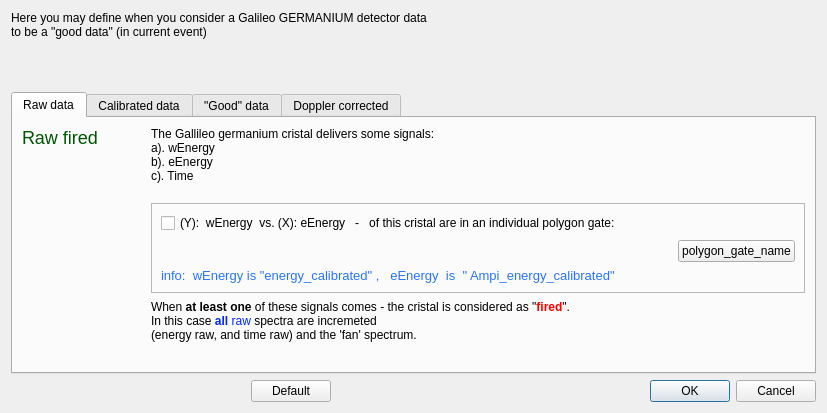
First picture: the form in t4good_galileo_ge_dlg.ui, repository jgrebosz/test-greware, before the edit.
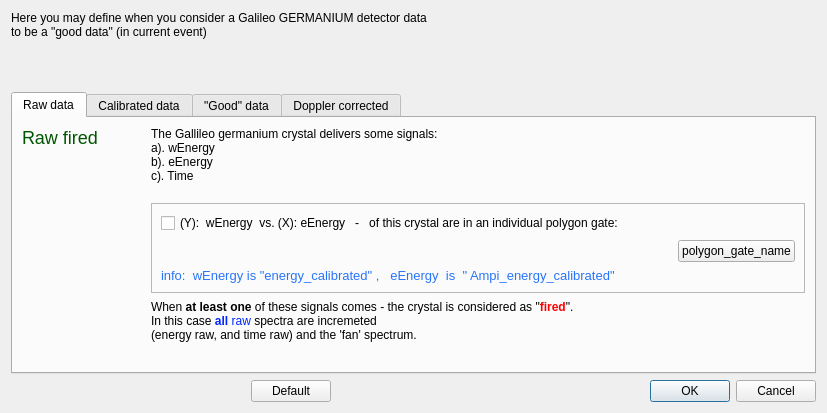
Second picture: the form after the edit.

Diff of the .ui file:
```diff
--- a/t4good_galileo_ge_dlg.ui
+++ b/t4good_galileo_ge_dlg.ui
@@ -79,7 +79,7 @@
               <enum>QFrame::Plain</enum>
              </property>
              <property name="text">
-              <string>&lt;html&gt;&lt;head/&gt;&lt;body&gt;&lt;p&gt;The Gallileo germanium cristal delivers some signals: &lt;br/&gt;a). wEnergy &lt;br/&gt;b). eEnergy &lt;br/&gt;c). Time &lt;br/&gt;&lt;/p&gt;&lt;/body&gt;&lt;/html&gt;</string>
+              <string>&lt;html&gt;&lt;head/&gt;&lt;body&gt;&lt;p&gt;The Gallileo germanium crystal delivers some signals: &lt;br/&gt;a). wEnergy &lt;br/&gt;b). eEnergy &lt;br/&gt;c). Time &lt;br/&gt;&lt;/p&gt;&lt;/body&gt;&lt;/html&gt;</string>
              </property>
              <property name="textFormat">
               <enum>Qt::RichText</enum>
@@ -103,7 +103,7 @@
                 <item>
                  <widget class="QCheckBox" name="checkBox_wEn_vs_eEn_banana">
                   <property name="text">
-                   <string>(Y):  wEnergy  vs. (X): eEnergy   -   of this cristal are in an individual polygon gate:</string>
+                   <string>(Y):  wEnergy  vs. (X): eEnergy   -   of this crystal are in an individual polygon gate:</string>
                   </property>
                  </widget>
                 </item>
@@ -182,7 +182,7 @@
               </size>
              </property>
              <property name="text">
-              <string>&lt;html&gt;&lt;head/&gt;&lt;body&gt;&lt;p&gt;When &lt;span style=&quot; font-weight:600;&quot;&gt;at least one&lt;/span&gt; of these signals comes - the cristal is considered as &amp;quot;&lt;span style=&quot; font-weight:600; color:#ff0000;&quot;&gt;fired&lt;/span&gt;&amp;quot;.&lt;br/&gt;In this case &lt;span style=&quot; font-weight:600; color:#0026ff;&quot;&gt;all &lt;/span&gt;&lt;span style=&quot; color:#0026ff;&quot;&gt;raw&lt;/span&gt; spectra are incremeted &lt;br/&gt;(energy raw, and time raw) and the 'fan' spectrum.&lt;/p&gt;&lt;/body&gt;&lt;/html&gt;</string>
+              <string>&lt;html&gt;&lt;head/&gt;&lt;body&gt;&lt;p&gt;When &lt;span style=&quot; font-weight:600;&quot;&gt;at least one&lt;/span&gt; of these signals comes - the crystal is considered as &amp;quot;&lt;span style=&quot; font-weight:600; color:#ff0000;&quot;&gt;fired&lt;/span&gt;&amp;quot;.&lt;br/&gt;In this case &lt;span style=&quot; font-weight:600; color:#0026ff;&quot;&gt;all &lt;/span&gt;&lt;span style=&quot; color:#0026ff;&quot;&gt;raw&lt;/span&gt; spectra are incremeted &lt;br/&gt;(energy raw, and time raw) and the 'fan' spectrum.&lt;/p&gt;&lt;/body&gt;&lt;/html&gt;</string>
              </property>
              <property name="alignment">
               <set>Qt::AlignVCenter</set>
```
Left out of the diff: 2 changed lines with no effect on the pictures.
